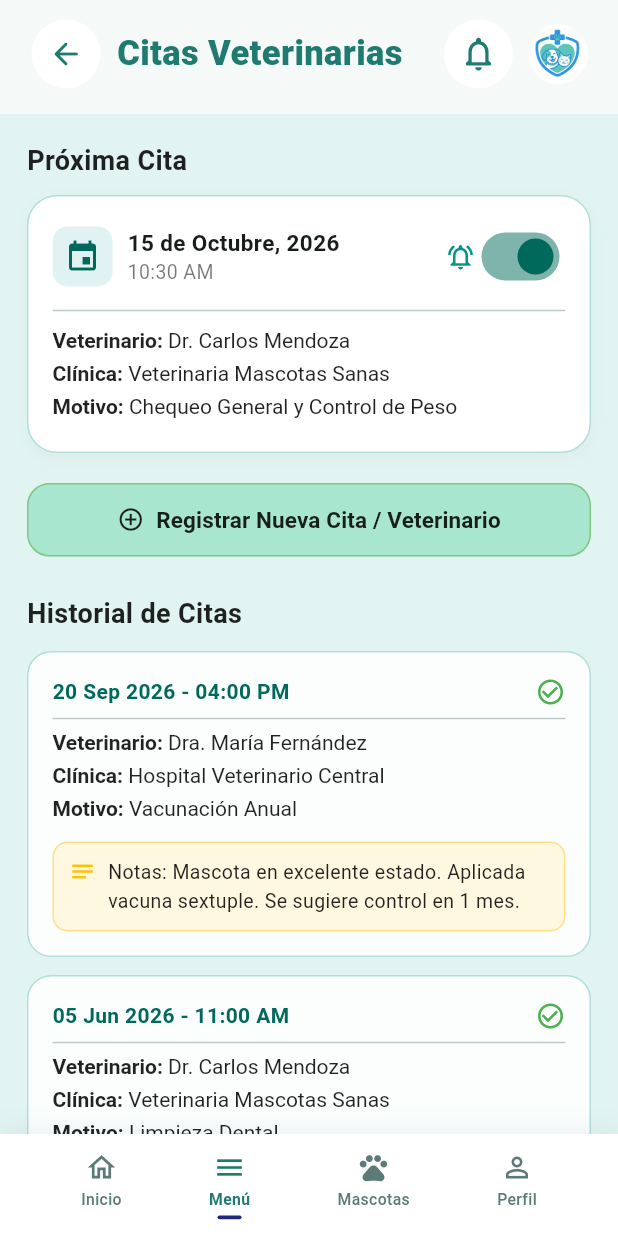
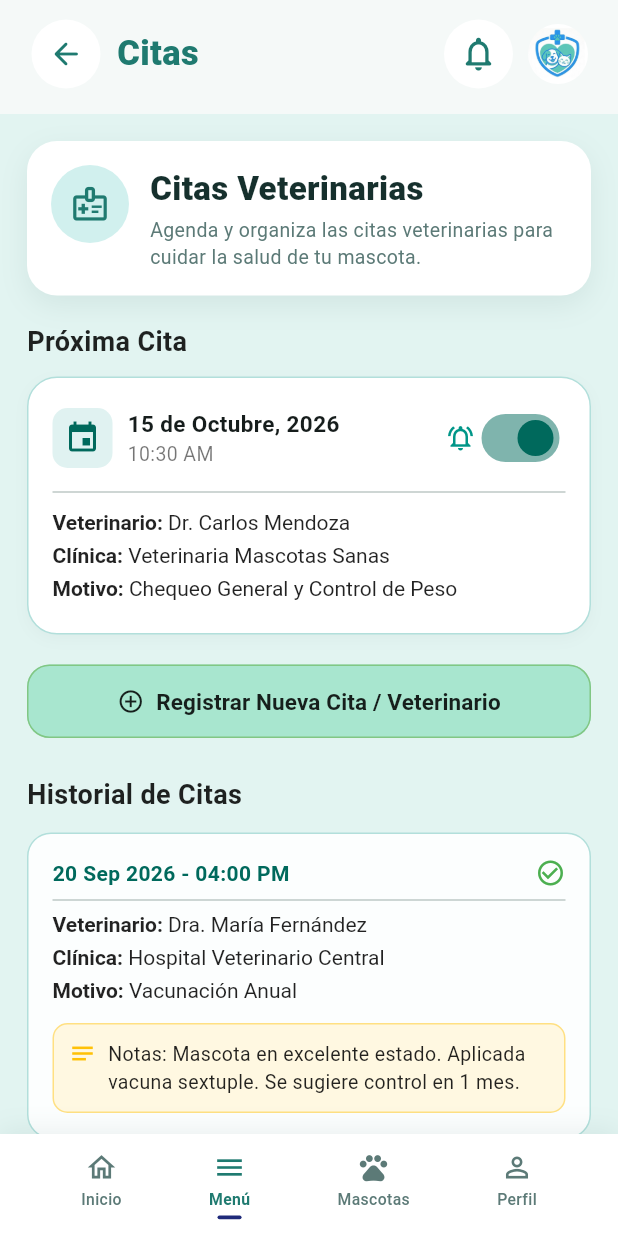
Before and after one commit to Jaz-cc/App_Mascotas-, a Flutter app: the CitasVeterinariasPage screen opened by its route, on a phone screen of 412 x 824 dp. Run offline on Flutter 3.47's test engine with Material 3 defaults, Android fonts, the phone set to English and light mode, and no system bars; our stand-ins replace flutter_bloc, fluttertoast.

Commit message:
Ajuste 9 Con Desparacitacion

```diff
--- a/jamikapet/lib/src/presentation/pages/citas/citas_veterinarias_page.dart
+++ b/jamikapet/lib/src/presentation/pages/citas/citas_veterinarias_page.dart
@@ -117,7 +117,7 @@ class _CitasVeterinariasPageState extends State<CitasVeterinariasPage> {
     return Scaffold(
       backgroundColor: primaryBackground,
       appBar: const HeaderAppBar(
-        titulo: 'Citas Veterinarias',
+        titulo: 'Citas',
         mostrarRegreso: true,
         mostrarLogo: true,
         mostrarNotificaciones: true,
@@ -131,6 +131,8 @@ class _CitasVeterinariasPageState extends State<CitasVeterinariasPage> {
                 child: Column(
                   crossAxisAlignment: CrossAxisAlignment.start,
                   children: [
+                    _tarjetaEncabezado(),
+                    const SizedBox(height: 18),
                     // Seccion: Próxima Cita & Notificaciones
                     const Text(
                       'Próxima Cita',
@@ -306,6 +308,70 @@ class _CitasVeterinariasPageState extends State<CitasVeterinariasPage> {
     );
   }
 
+  // ===============================================================
+  // ENCABEZADO
+  // ===============================================================
+  Widget _tarjetaEncabezado() {
+    return Container(
+      width: double.infinity,
+      padding: const EdgeInsets.all(16),
+      decoration: BoxDecoration(
+        color: Colors.white,
+        borderRadius: BorderRadius.circular(20),
+        boxShadow: const [
+          BoxShadow(
+            color: Color(0x140F3D3A),
+            blurRadius: 16,
+            offset: Offset(0, 6),
+          ),
+        ],
+      ),
+      child: Row(
+        crossAxisAlignment: CrossAxisAlignment.start,
+        children: [
+          Container(
+            width: 52,
+            height: 52,
+            decoration: const BoxDecoration(
+              color: _Paleta.verdeMuyClaro,
+              shape: BoxShape.circle,
+            ),
+            child: const Icon(
+              Icons.medical_information_outlined,
+              color: _Paleta.primarioOscuro,
+              size: 27,
+            ),
+          ),
+          const SizedBox(width: 14),
+          const Expanded(
+            child: Column(
+              crossAxisAlignment: CrossAxisAlignment.start,
+              children: [
+                Text(
+                  'Citas Veterinarias',
+                  style: TextStyle(
+                    fontSize: 22,
+                    fontWeight: FontWeight.w800,
+                    color: _Paleta.tinta,
+                  ),
+                ),
+                SizedBox(height: 4),
+                Text(
+                  'Agenda y organiza las citas veterinarias para cuidar la salud de tu mascota.',
+                  style: TextStyle(
+                    fontSize: 13,
+                    height: 1.35,
+                    color: _Paleta.tintaSuave,
+                  ),
+                ),
+              ],
+            ),
+          ),
+        ],
+      ),
+    );
+  }
+
   Widget _buildDetailRow(String label, String value) {
     return Padding(
       padding: const EdgeInsets.only(bottom: 6.0),
@@ -388,3 +454,10 @@ class _CitasVeterinariasPageState extends State<CitasVeterinariasPage> {
     );
   }
 }
+
+class _Paleta {
+  static const primarioOscuro = Color(0xFF1F7A70);
+  static const verdeMuyClaro = Color(0xFFD1F0EE);
+  static const tinta = Color(0xFF16302D);
+  static const tintaSuave = Color(0xFF5C7A77);
+}
--- a/jamikapet/lib/src/presentation/pages/desparacitacion/desparacitacion_page.dart
+++ b/jamikapet/lib/src/presentation/pages/desparacitacion/desparacitacion_page.dart
@@ -207,7 +207,6 @@ class _DewormingPageState extends State<DewormingPage> {
   // ===============================================================
   // SELECTOR DE MASCOTAS
   // ===============================================================
-
   Widget _selectorMascotas() {
     return Column(
       crossAxisAlignment: CrossAxisAlignment.start,
@@ -278,7 +277,6 @@ class _DewormingPageState extends State<DewormingPage> {
   // ===============================================================
   // PRÓXIMA DOSIS
   // ===============================================================
-
   Widget _tarjetaProximaDosis() {
     final tratamiento = _proximoTratamiento!;
     return Semantics(
@@ -369,7 +367,6 @@ class _DewormingPageState extends State<DewormingPage> {
   // ===============================================================
   // ESTADO VACÍO
   // ===============================================================
-
   Widget _estadoVacio() {
     return Container(
       width: double.infinity,
@@ -405,7 +402,6 @@ class _DewormingPageState extends State<DewormingPage> {
   // ===============================================================
   // TARJETA DE TRATAMIENTO
   // ===============================================================
-
   Widget _tarjetaTratamiento(Map<String, String> tratamiento) {
     final pendiente = tratamiento['estado'] == 'Pendiente';
     final colorEstado = pendiente ? _Paleta.pendiente : _Paleta.aplicada;
@@ -532,7 +528,6 @@ class _DewormingPageState extends State<DewormingPage> {
   // ===============================================================
   // BOTÓN REGISTRAR
   // ===============================================================
-
   Widget _botonRegistrar() {
     return SizedBox(
       width: double.infinity,
@@ -812,7 +807,6 @@ class _Paleta {
   static const borde = Color(0xFFCBE5E2);
   static const tinta = Color(0xFF16302D);
   static const tintaSuave = Color(0xFF5C7A77);
-
   static const aplicada = Color(0xFF2E9E5B);
   static const pendiente = Color(0xFFC98A2E);
 }
--- a/jamikapet/lib/src/presentation/routes/app_routes.dart
+++ b/jamikapet/lib/src/presentation/routes/app_routes.dart
@@ -16,7 +16,7 @@ import 'package:jamikapet/src/presentation/pages/desparacitacion/desparacitacion
 class AppRoutes {
   static const String login = '/login';
   static const String register = '/register';
-  static const String registroPet = '/mascotas/registro';
+  static const String registroPet = '/perfil/registro_pet';
   static const String home = '/home';
   static const String petProfile = '/mascotas/perfil';
   static const String perfil = '/perfil';
```
Also changed, not shown: jamikapet/lib/src/presentation/pages/medicamento/medicamento_page.dart (+72 -1 lines).
